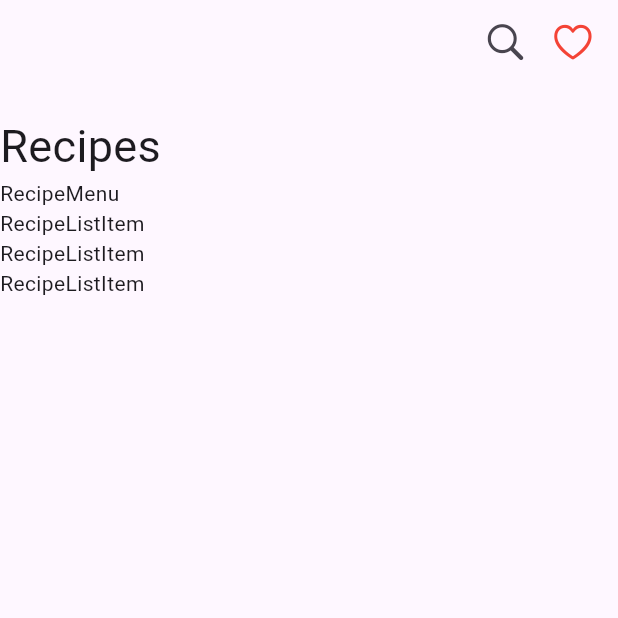
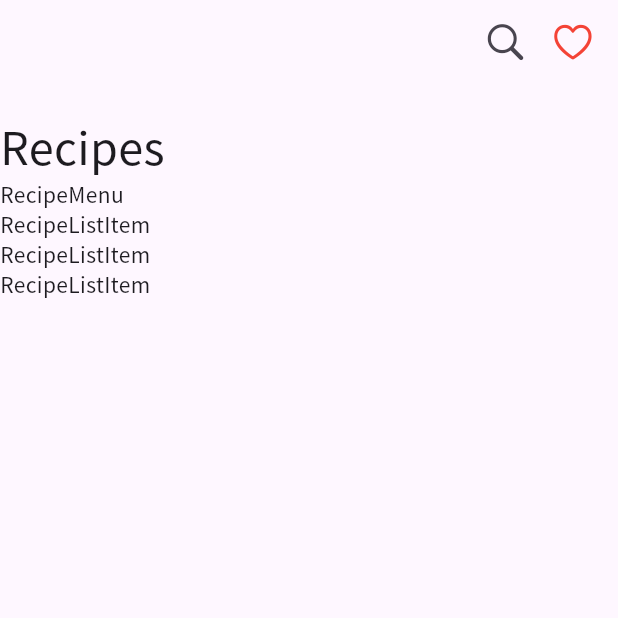
Before and after one commit to hippieperm/flutter_recipe_app, a Flutter app: the screen it shows after launch, on a phone screen of 412 x 824 dp, the top half of it. Run offline on Flutter 3.47's test engine with Material 3 defaults, Android fonts, the phone set to English and light mode, and no system bars.

Commit message:
앱 테마 수정: MaterialApp에 NotoSansKR 폰트를 추가하여 전체적인 텍스트 스타일을 개선함

```diff
--- a/lib/main.dart
+++ b/lib/main.dart
@@ -15,6 +15,7 @@ class MyApp extends StatelessWidget {
   @override
   Widget build(BuildContext context) {
     return MaterialApp(
+      theme: ThemeData(fontFamily: 'NotoSansKR'),
       home: RecipePage(),
     );
   }
```
